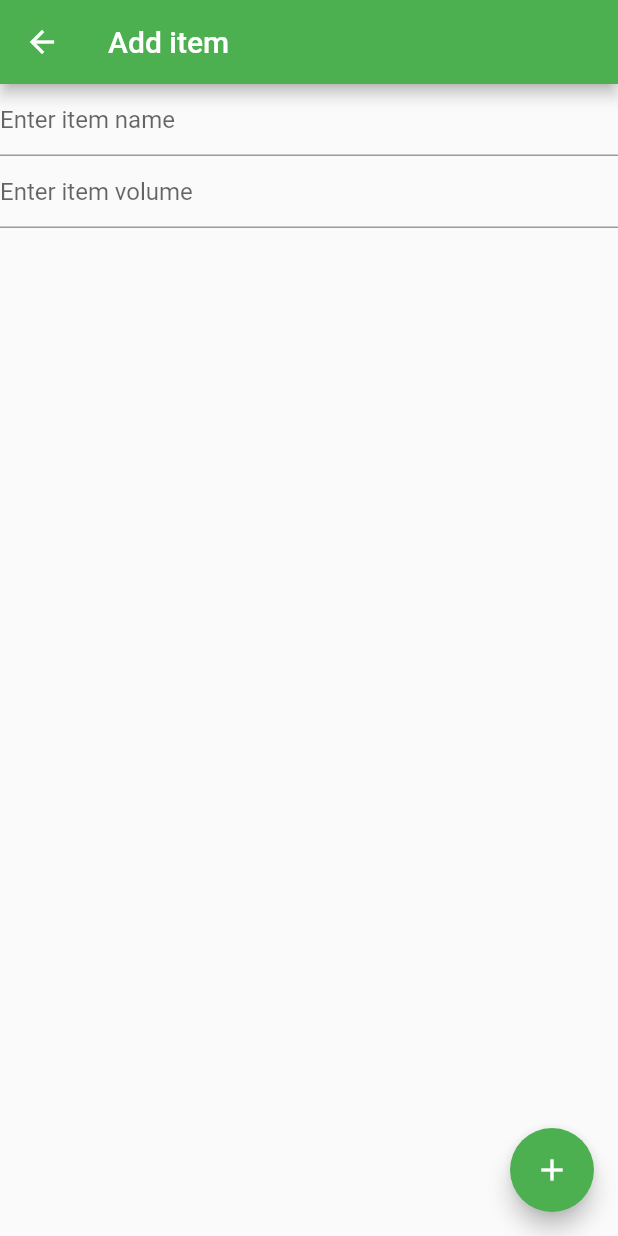
After one commit to mdolinin/yapa, a Flutter app: the screen it shows after launch, after a tap on the "add" icon, on a phone screen of 412 x 824 dp. The commit adds this screen. Run offline on Flutter 3.47's test engine with Material 2 defaults, Android fonts, the phone set to English and light mode, and no system bars; our stand-ins replace bloc, equatable, flutter_bloc.

Commit message:
Add ability to add new item into catalog list. Update tests.

```diff
--- a/lib/bloc/items/items_bloc.dart
+++ b/lib/bloc/items/items_bloc.dart
@@ -1,6 +1,7 @@
 import 'dart:async';
+
+import 'package:bloc/bloc.dart';
 import 'package:meta/meta.dart';
-import 'package:bloc/bloc.dart';
 import 'package:yapa/models/item.dart';
 import 'package:yapa/repository/items_repository.dart';
 
@@ -18,6 +19,8 @@ class ItemsBloc extends Bloc<ItemsEvent, ItemsState> {
   Stream<ItemsState> mapEventToState(ItemsEvent event) async* {
     if (event is LoadItems) {
       yield* _mapLoadItemsToState();
+    } else if (event is AddItem) {
+      yield* _mapAddItemToState(event);
     }
   }
 
@@ -31,4 +34,19 @@ class ItemsBloc extends Bloc<ItemsEvent, ItemsState> {
       yield ItemsNotLoaded();
     }
   }
+
+  Stream<ItemsState> _mapAddItemToState(AddItem event) async* {
+    if (state is ItemsLoaded) {
+      final List<Item> updatedItems = List.from((state as ItemsLoaded).items)
+        ..add(event.item);
+      yield ItemsLoaded(updatedItems);
+      _saveItems(updatedItems);
+    }
+  }
+
+  Future _saveItems(List<Item> items) {
+    return itemsRepository.saveItems(
+      items.map((item) => item.toEntity()).toList(),
+    );
+  }
 }
--- a/lib/bloc/items/items_event.dart
+++ b/lib/bloc/items/items_event.dart
@@ -1,5 +1,6 @@
 import 'package:equatable/equatable.dart';
 import 'package:meta/meta.dart';
+import 'package:yapa/models/item.dart';
 
 @immutable
 abstract class ItemsEvent extends Equatable {
@@ -10,3 +11,15 @@ abstract class ItemsEvent extends Equatable {
 }
 
 class LoadItems extends ItemsEvent {}
+
+class AddItem extends ItemsEvent {
+  final Item item;
+
+  const AddItem(this.item);
+
+  @override
+  List<Object> get props => [item];
+
+  @override
+  String toString() => 'AddItem { item: $item }';
+}
--- a/lib/main.dart
+++ b/lib/main.dart
@@ -4,12 +4,19 @@ import 'package:flutter_bloc/flutter_bloc.dart';
 import 'package:yapa/bloc/items/items.dart';
 import 'package:yapa/bloc/items/items_bloc.dart';
 import 'package:yapa/logging_bloc_delegate.dart';
+import 'package:yapa/models/item.dart';
 import 'package:yapa/repository/mock_items_repository.dart';
+import 'package:yapa/routes.dart';
+import 'package:yapa/screens/add_edit_screen.dart';
 import 'package:yapa/screens/catalog_screen.dart';
 
 void main() {
   BlocSupervisor.delegate = LoggingBlocDelegate();
-  runApp(YapaApp());
+  runApp(BlocProvider(
+    create: (context) =>
+        ItemsBloc(itemsRepository: MockItemsRepository())..add(LoadItems()),
+    child: YapaApp(),
+  ));
 }
 
 class YapaApp extends StatelessWidget {
@@ -20,12 +27,14 @@ class YapaApp extends StatelessWidget {
       theme: ThemeData(
         primarySwatch: Colors.green,
       ),
-      home: BlocProvider(
-        create: (context) => ItemsBloc(
-          itemsRepository: MockItemsRepository(),
-        )..add(LoadItems()),
-        child: CatalogScreen(),
-      ),
+      routes: {
+        Routes.home: (context) => CatalogScreen(),
+        Routes.addItem: (context) => AddEditScreen(
+              onSave: (Item item) {
+                BlocProvider.of<ItemsBloc>(context).add(AddItem(item));
+              },
+            ),
+      },
     );
   }
 }
--- /dev/null
+++ b/lib/routes.dart
@@ -0,0 +1,4 @@
+class Routes {
+  static final home = '/';
+  static final addItem = '/addItem';
+}
--- /dev/null
+++ b/lib/screens/add_edit_screen.dart
@@ -0,0 +1,69 @@
+import 'package:flutter/material.dart';
+import 'package:yapa/models/item.dart';
+
+typedef OnSaveCallback = Function(Item item);
+
+class AddEditScreen extends StatefulWidget {
+  final OnSaveCallback onSave;
+
+  const AddEditScreen({Key key, @required this.onSave}) : super(key: key);
+
+  @override
+  _AddEditScreenState createState() => _AddEditScreenState();
+}
+
+class _AddEditScreenState extends State<AddEditScreen> {
+  static final GlobalKey<FormState> _formKey = GlobalKey<FormState>();
+  Item _item;
+
+  @override
+  Widget build(BuildContext context) {
+    return Scaffold(
+      appBar: AppBar(
+        title: Text('Add item'),
+      ),
+      body: Form(
+        key: _formKey,
+        child: ListView(
+          children: <Widget>[
+            TextFormField(
+              initialValue: '',
+              decoration: InputDecoration(hintText: 'Enter item name'),
+              validator: (val) {
+                return val.trim().isEmpty
+                    ? 'Please enter some item name'
+                    : null;
+              },
+              onSaved: (value) {
+                if (_item == null) {
+                  _item = Item(value);
+                } else {
+                  _item = _item.copyWith(name: value);
+                }
+              },
+            ),
+            TextFormField(
+              initialValue: '',
+              decoration: InputDecoration(hintText: 'Enter item volume'),
+              onSaved: (value) {
+                if (_item != null) {
+                  _item = _item.copyWith(volume: value);
+                }
+              },
+            ),
+          ],
+        ),
+      ),
+      floatingActionButton: FloatingActionButton(
+        onPressed: () {
+          if (_formKey.currentState.validate()) {
+            _formKey.currentState.save();
+            widget.onSave(_item);
+            Navigator.pop(context);
+          }
+        },
+        child: Icon(Icons.add),
+      ),
+    );
+  }
+}
--- a/lib/screens/catalog_screen.dart
+++ b/lib/screens/catalog_screen.dart
@@ -1,5 +1,6 @@
 import 'package:flutter/cupertino.dart';
 import 'package:flutter/material.dart';
+import 'package:yapa/routes.dart';
 import 'package:yapa/widgets/items_widget.dart';
 
 class CatalogScreen extends StatelessWidget {
@@ -10,6 +11,12 @@ class CatalogScreen extends StatelessWidget {
         title: Text('Catalog'),
       ),
       body: ItemsWidget(),
+      floatingActionButton: FloatingActionButton(
+        onPressed: () {
+          Navigator.pushNamed(context, Routes.addItem);
+        },
+        child: Icon(Icons.add),
+      ),
     );
   }
 }
```
Also changed, not shown: lib/bloc/items/items.dart (line endings or trailing spaces), 2 other files.
